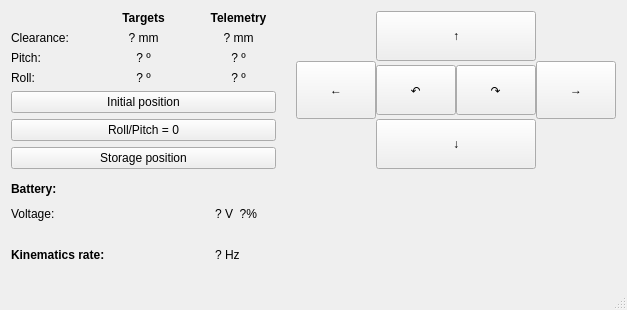
gbaitsur/hexapod, file hex_pc/ui/hex_control.ui: the form before one commit.
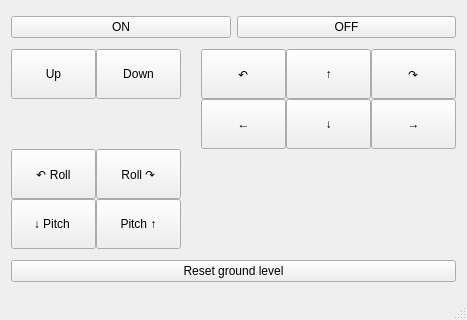
The form after the commit.

Patch:
```diff
--- a/hex_pc/ui/hex_control.ui
+++ b/hex_pc/ui/hex_control.ui
@@ -6,8 +6,8 @@
    <rect>
     <x>0</x>
     <y>0</y>
-    <width>627</width>
-    <height>310</height>
+    <width>467</width>
+    <height>320</height>
    </rect>
   </property>
   <property name="sizePolicy">
@@ -28,158 +28,31 @@
   <widget class="QWidget" name="centralWidget">
    <layout class="QHBoxLayout" name="horizontalLayout">
     <item>
-     <layout class="QVBoxLayout" name="verticalLayout">
-      <property name="spacing">
-       <number>10</number>
-      </property>
+     <layout class="QVBoxLayout" name="verticalLayout_2">
       <item>
-       <layout class="QGridLayout" name="grid_full_body" columnstretch="0,0,0,0">
-        <property name="sizeConstraint">
-         <enum>QLayout::SetDefaultConstraint</enum>
-        </property>
-        <property name="horizontalSpacing">
-         <number>20</number>
-        </property>
-        <item row="2" column="2">
-         <widget class="QLabel" name="lbl_pitch_tlm">
+       <layout class="QGridLayout" name="gridLayout_4">
+        <item row="0" column="0">
+         <widget class="QPushButton" name="btn_turn_on">
           <property name="text">
-           <string>? º</string>
-          </property>
-          <property name="alignment">
-           <set>Qt::AlignCenter</set>
-          </property>
-         </widget>
-        </item>
-        <item row="0" column="2">
-         <widget class="QLabel" name="label_16">
-          <property name="font">
-           <font>
-            <weight>75</weight>
-            <bold>true</bold>
-           </font>
-          </property>
-          <property name="text">
-           <string>Telemetry</string>
-          </property>
-          <property name="alignment">
-           <set>Qt::AlignCenter</set>
-          </property>
-         </widget>
-        </item>
-        <item row="3" column="1">
-         <widget class="QLabel" name="lbl_roll_tgt">
-          <property name="text">
-           <string>? º</string>
-          </property>
-          <property name="alignment">
-           <set>Qt::AlignCenter</set>
-          </property>
-         </widget>
-        </item>
-        <item row="3" column="0">
-         <widget class="QLabel" name="label_4">
-          <property name="text">
-           <string>Roll:</string>
-          </property>
-         </widget>
-        </item>
-        <item row="1" column="1">
-         <widget class="QLabel" name="lbl_clearance_tgt">
-          <property name="text">
-           <string>? mm</string>
-          </property>
-          <property name="alignment">
-           <set>Qt::AlignCenter</set>
-          </property>
-         </widget>
-        </item>
-        <item row="2" column="1">
-         <widget class="QLabel" name="lbl_pitch_tgt">
-          <property name="text">
-           <string>? º</string>
-          </property>
-          <property name="alignment">
-           <set>Qt::AlignCenter</set>
-          </property>
-         </widget>
-        </item>
-        <item row="2" column="0">
-         <widget class="QLabel" name="label_5">
-          <property name="text">
-           <string>Pitch:</string>
-          </property>
-         </widget>
-        </item>
-        <item row="6" column="0" colspan="3">
-         <widget class="QPushButton" name="btn_storage">
-          <property name="text">
-           <string>Storage position</string>
+           <string>ON</string>
           </property>
          </widget>
         </item>
         <item row="0" column="1">
-         <widget class="QLabel" name="label_15">
-          <property name="font">
-           <font>
-            <weight>75</weight>
-            <bold>true</bold>
-           </font>
-          </property>
+         <widget class="QPushButton" name="btn_turn_off">
           <property name="text">
-           <string>Targets</string>
+           <string>OFF</string>
           </property>
-          <property name="alignment">
-           <set>Qt::AlignCenter</set>
-          </property>
          </widget>
         </item>
-        <item row="3" column="2">
-         <widget class="QLabel" name="lbl_roll_tlm">
-          <property name="text">
-           <string>? º</string>
-          </property>
-          <property name="alignment">
-           <set>Qt::AlignCenter</set>
-          </property>
-         </widget>
-        </item>
-        <item row="1" column="2">
-         <widget class="QLabel" name="lbl_clearance_tlm">
-          <property name="text">
-           <string>? mm</string>
-          </property>
-          <property name="alignment">
-           <set>Qt::AlignCenter</set>
-          </property>
-         </widget>
-        </item>
-        <item row="4" column="0" colspan="3">
-         <widget class="QPushButton" name="btn_init">
-          <property name="text">
-           <string>Initial position</string>
-          </property>
-         </widget>
-        </item>
-        <item row="5" column="0" colspan="3">
-         <widget class="QPushButton" name="btn_flat">
-          <property name="text">
-           <string>Roll/Pitch = 0</string>
-          </property>
-         </widget>
-        </item>
-        <item row="1" column="0">
-         <widget class="QLabel" name="label">
-          <property name="text">
-           <string>Clearance:</string>
-          </property>
-         </widget>
-        </item>
-        <item row="0" column="3" rowspan="7">
+       </layout>
+      </item>
+      <item>
          <layout class="QGridLayout" name="gridLayoutDirButtons">
           <property name="spacing">
            <number>0</number>
           </property>
-          <item row="0" column="1" colspan="2">
+        <item row="0" column="4">
            <widget class="QPushButton" name="btn_forward">
             <property name="sizePolicy">
              <sizepolicy hsizetype="Minimum" vsizetype="Fixed">
@@ -198,14 +71,8 @@
             </property>
            </widget>
           </item>
-          <item row="3" column="1" colspan="2">
-           <widget class="QPushButton" name="btn_back">
-            <property name="sizePolicy">
-             <sizepolicy hsizetype="Minimum" vsizetype="Fixed">
-              <horstretch>0</horstretch>
-              <verstretch>0</verstretch>
-             </sizepolicy>
-            </property>
+        <item row="0" column="1">
+         <widget class="QPushButton" name="btn_down">
             <property name="minimumSize">
              <size>
               <width>0</width>
@@ -213,18 +80,25 @@
              </size>
             </property>
             <property name="text">
-             <string>↓</string>
+           <string>Down</string>
             </property>
            </widget>
           </item>
-          <item row="1" column="3" rowspan="2">
-           <widget class="QPushButton" name="btn_right">
-            <property name="sizePolicy">
-             <sizepolicy hsizetype="Minimum" vsizetype="Minimum">
-              <horstretch>0</horstretch>
-              <verstretch>0</verstretch>
-             </sizepolicy>
-            </property>
+        <item row="0" column="0">
+         <widget class="QPushButton" name="btn_up">
+          <property name="minimumSize">
+           <size>
+            <width>0</width>
+            <height>50</height>
+           </size>
+          </property>
+          <property name="text">
+           <string>Up</string>
+          </property>
+         </widget>
+        </item>
+        <item row="3" column="1">
+         <widget class="QPushButton" name="btn_pitch_up">
             <property name="minimumSize">
              <size>
               <width>0</width>
@@ -232,11 +106,11 @@
              </size>
             </property>
             <property name="text">
-             <string>→</string>
+           <string>Pitch ↑</string>
             </property>
            </widget>
           </item>
-          <item row="1" column="2" rowspan="2">
+        <item row="0" column="5">
            <widget class="QPushButton" name="btn_cw">
             <property name="sizePolicy">
              <sizepolicy hsizetype="Minimum" vsizetype="Fixed">
@@ -255,7 +129,33 @@
             </property>
            </widget>
           </item>
-          <item row="1" column="1" rowspan="2">
+        <item row="2" column="1">
+         <widget class="QPushButton" name="btn_roll_right">
+          <property name="minimumSize">
+           <size>
+            <width>0</width>
+            <height>50</height>
+           </size>
+          </property>
+          <property name="text">
+           <string>Roll ↷</string>
+          </property>
+         </widget>
+        </item>
+        <item row="2" column="0">
+         <widget class="QPushButton" name="btn_roll_left">
+          <property name="minimumSize">
+           <size>
+            <width>0</width>
+            <height>50</height>
+           </size>
+          </property>
+          <property name="text">
+           <string>↶ Roll</string>
+          </property>
+         </widget>
+        </item>
+        <item row="0" column="3">
            <widget class="QPushButton" name="btn_ccw">
             <property name="sizePolicy">
              <sizepolicy hsizetype="Minimum" vsizetype="Fixed">
@@ -274,7 +174,46 @@
             </property>
            </widget>
           </item>
-          <item row="1" column="0" rowspan="2">
+        <item row="3" column="0">
+         <widget class="QPushButton" name="btn_pitch_down">
+          <property name="minimumSize">
+           <size>
+            <width>0</width>
+            <height>50</height>
+           </size>
+          </property>
+          <property name="text">
+           <string>↓ Pitch </string>
+          </property>
+         </widget>
+        </item>
+        <item row="0" column="2" rowspan="4">
+         <spacer name="verticalSpacer">
+          <property name="orientation">
+           <enum>Qt::Vertical</enum>
+          </property>
+          <property name="sizeHint" stdset="0">
+           <size>
+            <width>20</width>
+            <height>40</height>
+           </size>
+          </property>
+         </spacer>
+        </item>
+        <item row="1" column="0" colspan="2">
+         <spacer name="horizontalSpacer">
+          <property name="orientation">
+           <enum>Qt::Horizontal</enum>
+          </property>
+          <property name="sizeHint" stdset="0">
+           <size>
+            <width>40</width>
+            <height>20</height>
+           </size>
+          </property>
+         </spacer>
+        </item>
+        <item row="1" column="3">
            <widget class="QPushButton" name="btn_left">
             <property name="sizePolicy">
              <sizepolicy hsizetype="Minimum" vsizetype="Minimum">
@@ -299,78 +238,55 @@
             </property>
            </widget>
           </item>
-         </layout>
-        </item>
-       </layout>
-      </item>
-      <item>
-       <layout class="QGridLayout" name="gridLayout_2" columnstretch="0,0,0">
-        <item row="0" column="0">
-         <widget class="QLabel" name="label_3">
-          <property name="font">
-           <font>
-            <weight>75</weight>
-            <bold>true</bold>
-           </font>
+        <item row="1" column="4">
+         <widget class="QPushButton" name="btn_back">
+          <property name="sizePolicy">
+           <sizepolicy hsizetype="Minimum" vsizetype="Fixed">
+            <horstretch>0</horstretch>
+            <verstretch>0</verstretch>
+           </sizepolicy>
           </property>
-          <property name="text">
-           <string>Battery:</string>
+          <property name="minimumSize">
+           <size>
+            <width>0</width>
+            <height>50</height>
+           </size>
           </property>
-         </widget>
-        </item>
-        <item row="1" column="0">
-         <widget class="QLabel" name="label_9">
           <property name="text">
-           <string>Voltage:</string>
+           <string>↓</string>
           </property>
          </widget>
         </item>
-        <item row="1" column="1">
-         <widget class="QLabel" name="lbl_voltage">
-          <property name="text">
-           <string>? V  ?%</string>
+        <item row="1" column="5">
+         <widget class="QPushButton" name="btn_right">
+          <property name="sizePolicy">
+           <sizepolicy hsizetype="Minimum" vsizetype="Minimum">
+            <horstretch>0</horstretch>
+            <verstretch>0</verstretch>
+           </sizepolicy>
           </property>
-         </widget>
-        </item>
-        <item row="1" column="2">
-         <widget class="QLabel" name="lbl_runtime">
+          <property name="minimumSize">
+           <size>
+            <width>0</width>
+            <height>50</height>
+           </size>
+          </property>
           <property name="text">
-           <string/>
+           <string>→</string>
           </property>
          </widget>
         </item>
        </layout>
       </item>
       <item>
-       <layout class="QGridLayout" name="gridLayout_11">
-        <item row="0" column="0">
-         <widget class="QLabel" name="label_2">
-          <property name="font">
-           <font>
-            <weight>75</weight>
-            <bold>true</bold>
-           </font>
-          </property>
-          <property name="text">
-           <string>Kinematics rate:</string>
-          </property>
-         </widget>
-        </item>
-        <item row="0" column="1">
-         <widget class="QLabel" name="lbl_kinematics_rate">
+       <layout class="QGridLayout" name="gridLayout_3"/>
+      </item>
+      <item>
+       <widget class="QPushButton" name="btn_reset_ground_level">
           <property name="text">
-           <string>? Hz</string>
-          </property>
-         </widget>
-        </item>
-        <item row="0" column="2">
-         <widget class="QLabel" name="label_6">
-          <property name="text">
-           <string/>
-          </property>
-         </widget>
-        </item>
-       </layout>
+         <string>Reset ground level</string>
+        </property>
+       </widget>
       </item>
      </layout>
     </item>
```
Lines whose indentation alone changed are shown as unchanged.
